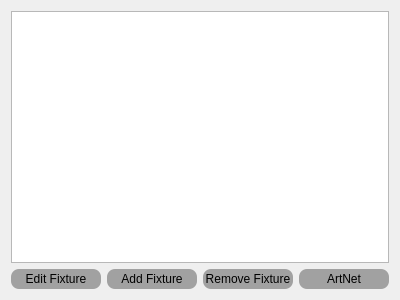
Before: the Qt Designer form UI/QT Files/Fixture List.ui in mmikulka/AutomatedLightTracker, drawn with Qt 5.
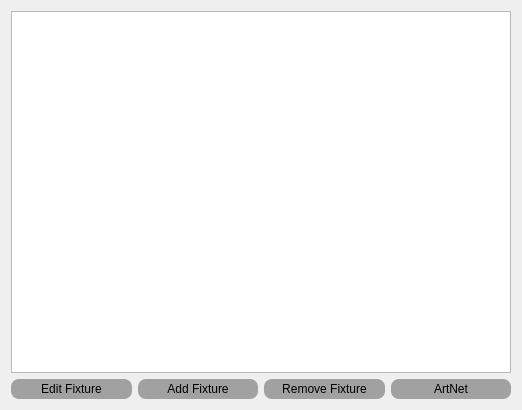
After: the same form once the commit is applied.

```diff
--- a/UI/QT Files/Fixture List.ui
+++ b/UI/QT Files/Fixture List.ui
@@ -6,8 +6,8 @@
    <rect>
     <x>0</x>
     <y>0</y>
-    <width>400</width>
-    <height>300</height>
+    <width>522</width>
+    <height>410</height>
    </rect>
   </property>
   <property name="windowTitle">
```
